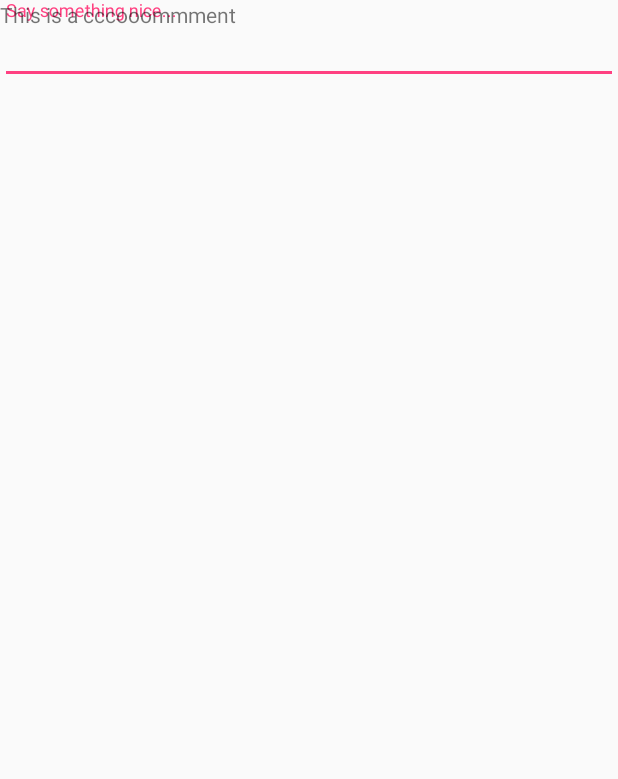
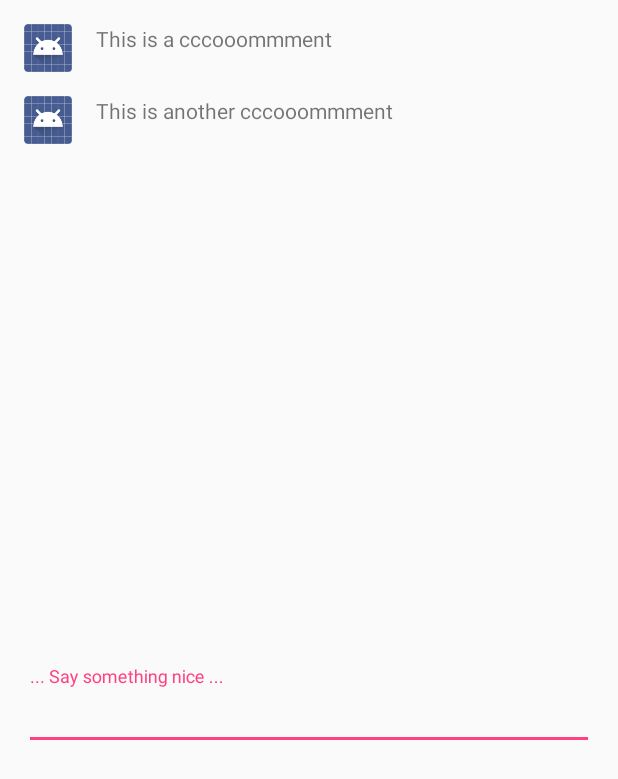
Before and after one commit to Chimshin/CultureDiscovery, an Android app: the layout activity_comment_post.xml on its own in the app's theme, with its tools: preview values and no code run, on a phone screen of 412 x 824 dp. Shown: the top 779 px of the screen. Run offline under Robolectric (Android 15) with nearby library versions, the light colour scheme and no system bars.

```diff
--- a/Cultural/app/src/main/AndroidManifest.xml
+++ b/Cultural/app/src/main/AndroidManifest.xml
@@ -48,6 +48,10 @@
         <activity
             android:name=".countryActivity"
             android:label="@string/title_activity_country"></activity>
+
+        <activity
+            android:name=".commentActivity"
+            android:label="commentActivity"></activity>
     </application>
 
 </manifest>
--- a/Cultural/app/src/main/res/layout/activity_comment_post.xml
+++ b/Cultural/app/src/main/res/layout/activity_comment_post.xml
@@ -8,23 +8,72 @@
     tools:context=".commentActivity">
 
 
+    <ImageView
+        android:id="@+id/imageView3"
+        android:layout_width="32dp"
+        android:layout_height="32dp"
+        android:layout_below="@+id/imageView2"
+        android:layout_marginStart="16dp"
+        android:layout_marginTop="16dp"
+        app:layout_constraintStart_toStartOf="parent"
+        app:layout_constraintTop_toBottomOf="@+id/imageView2"
+        app:srcCompat="@android:drawable/sym_def_app_icon" />
+
+    <TextView
+        android:id="@+id/comment_2"
+        android:layout_width="0dp"
+        android:layout_height="32dp"
+        android:layout_below="@+id/comment_1"
+        android:layout_marginEnd="16dp"
+        android:layout_marginStart="16dp"
+        android:layout_marginTop="16dp"
+        android:text="This is another cccooommment"
+        app:layout_constraintEnd_toEndOf="parent"
+        app:layout_constraintHorizontal_bias="0.0"
+        app:layout_constraintStart_toEndOf="@+id/imageView3"
+        app:layout_constraintTop_toBottomOf="@+id/comment_1" />
+
+
     <android.support.design.widget.TextInputLayout
         android:layout_width="match_parent"
         android:layout_height="wrap_content"
+        android:layout_marginEnd="8dp"
+        android:layout_marginStart="8dp"
         android:layout_below="@+id/comment_1"
+        android:layout_marginTop="24dp"
         android:gravity="bottom"
-        android:layout_marginBottom="48dp">
+        app:layout_constraintBottom_toBottomOf="parent"
+        app:layout_constraintEnd_toEndOf="parent"
+        app:layout_constraintStart_toStartOf="parent"
+        app:layout_constraintTop_toBottomOf="@+id/imageView3">
 
         <android.support.design.widget.TextInputEditText
             android:layout_width="match_parent"
             android:layout_height="wrap_content"
-            android:hint="Say something nice..." />
+            android:layout_marginEnd="8dp"
+            android:layout_marginStart="8dp"
+            android:hint="... Say something nice ..." />
     </android.support.design.widget.TextInputLayout>
 
     <TextView
         android:id="@+id/comment_1"
-        android:layout_width="match_parent"
-        android:layout_height="wrap_content"
+        android:layout_width="0dp"
+        android:layout_height="32dp"
+        android:layout_marginEnd="16dp"
+        android:layout_marginStart="16dp"
+        android:layout_marginTop="16dp"
         android:text="This is a cccooommment"
-         />
+        app:layout_constraintEnd_toEndOf="parent"
+        app:layout_constraintStart_toEndOf="@+id/imageView2"
+        app:layout_constraintTop_toTopOf="parent" />
+
+    <ImageView
+        android:id="@+id/imageView2"
+        android:layout_width="32dp"
+        android:layout_height="32dp"
+        android:layout_marginStart="16dp"
+        android:layout_marginTop="16dp"
+        app:layout_constraintStart_toStartOf="parent"
+        app:layout_constraintTop_toTopOf="parent"
+        app:srcCompat="@android:drawable/sym_def_app_icon" />
 </android.support.constraint.ConstraintLayout>
```
Also changed, not shown: Cultural/app/src/main/java/com/cultural/cultural/PostAdapter.java (+28 -10 lines), Cultural/app/src/main/java/com/cultural/cultural/fragment/home.java (+9 -1 lines).
